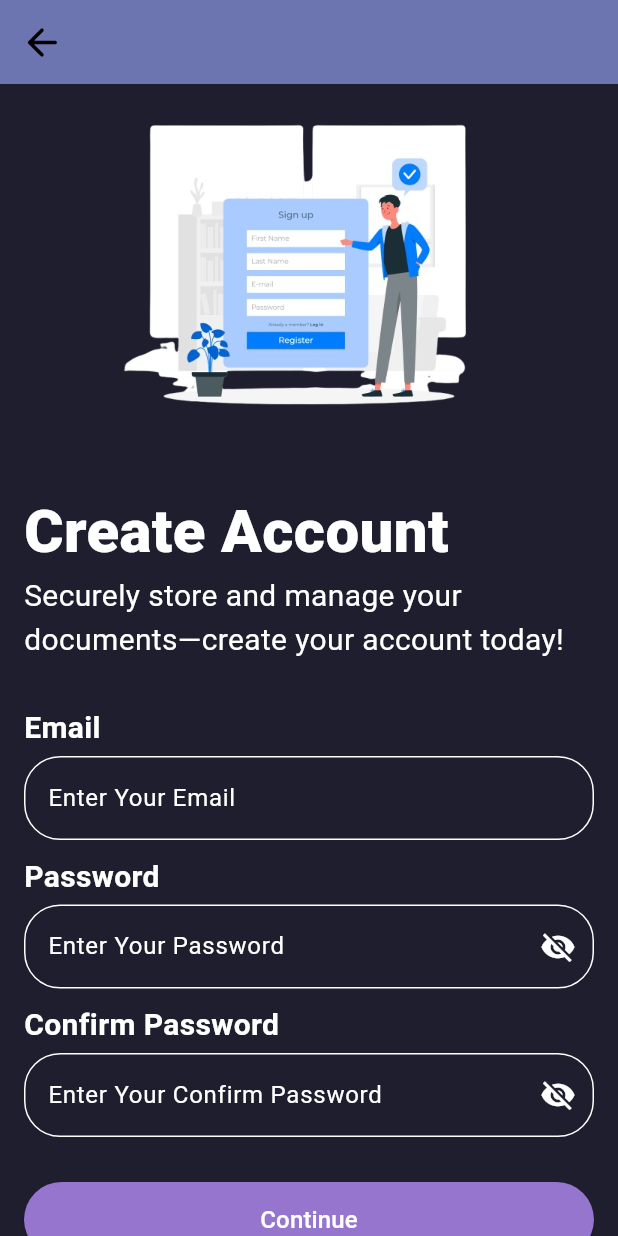
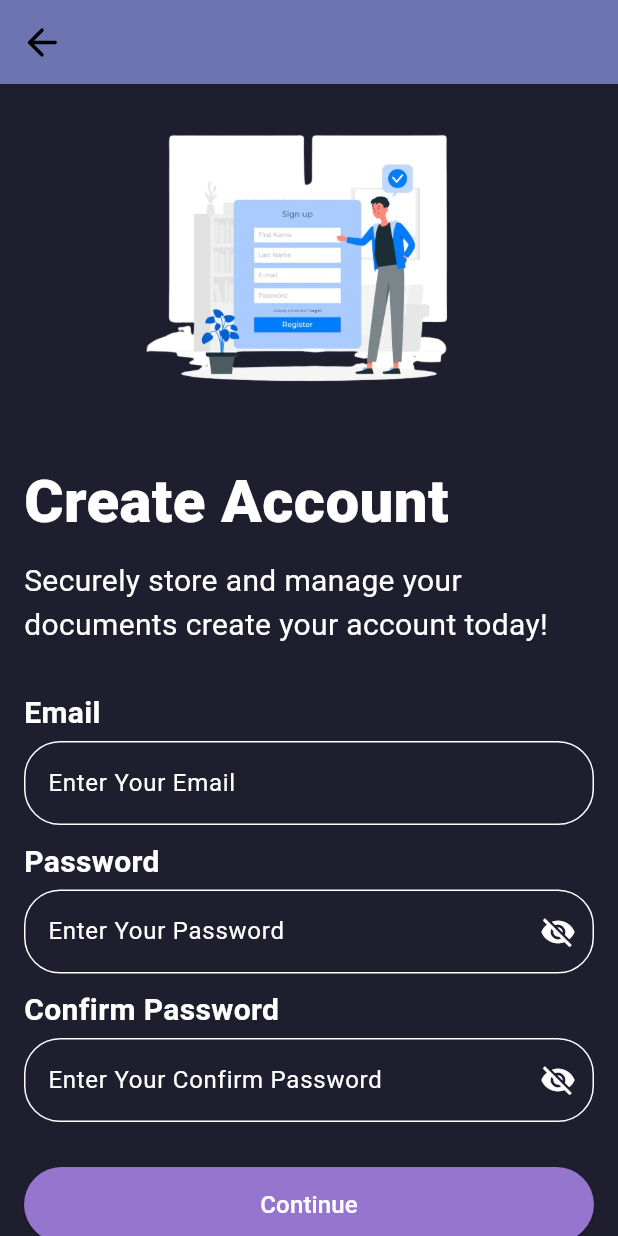
Before and after one commit to NisargKaneriya/Digidocs, a Flutter app: the SignupScreen screen opened directly, on a phone screen of 412 x 824 dp. Run offline on Flutter 3.47's test engine with Material 3 defaults, Android fonts, the phone set to English and light mode, and no system bars; our stand-ins replace camera, firebase_auth, firebase_core, get, image_picker; accounts and stored records are empty.

Commit message:
Your commit message here

```diff
--- a/lib/global.dart
+++ b/lib/global.dart
@@ -2,12 +2,14 @@ import 'package:digidocs/screens/camerascreens/imagepreviewscreen.dart';
 import 'package:flutter/material.dart';
 import 'package:image_picker/image_picker.dart';
 import 'dart:io';
+ // Import the new screen
 
 Future<void> pickImageFromCamera(BuildContext context) async {
   final ImagePicker picker = ImagePicker();
   final XFile? pickedFile = await picker.pickImage(source: ImageSource.camera);
 
   if (pickedFile != null) {
+    // Navigate to Image Preview Screen and pass the image path
     Navigator.push(
       context,
       MaterialPageRoute(
--- a/lib/main.dart
+++ b/lib/main.dart
@@ -1,3 +1,4 @@
+import 'package:digidocs/firebase_options.dart';
 import 'package:digidocs/screens/Signup.dart';
 import 'package:digidocs/screens/camerascreens/imagepreviewscreen.dart';
 import 'package:digidocs/screens/camerascreens/maincamerascreen.dart';
@@ -13,7 +14,7 @@ import 'package:flutter/material.dart';
 import 'package:get/get.dart';
 void main() async{
   WidgetsFlutterBinding.ensureInitialized();
-  await Firebase.initializeApp();
+  await Firebase.initializeApp(options: DefaultFirebaseOptions.currentPlatform);
   runApp(const MyApp());
 }
 
@@ -45,7 +46,7 @@ class MyApp extends StatelessWidget {
           colorScheme: ColorScheme.fromSeed(seedColor: Colors.deepPurple),
           useMaterial3: true,
         ),
-        home: Addharcard()
+        home: SplashScreen()
       // const MyHomePage(title: 'Flutter Demo Home Page'),
     );
   }
--- a/lib/screens/Signup.dart
+++ b/lib/screens/Signup.dart
@@ -46,7 +46,8 @@ class _SignupScreenState extends State<SignupScreen> {
           body: Center(
             child: SingleChildScrollView(
               padding: EdgeInsets.symmetric(
-                horizontal: screenWidth < 600 ? 16.0 : screenWidth * 0.2,
+                horizontal: screenWidth < 600 ? 16.0 : screenWidth * 0.15,
+                vertical: screenWidth < 600 ? 10.0 : 20.0,
               ),
               child: Form(
                 key: _formKey,
@@ -54,13 +55,30 @@ class _SignupScreenState extends State<SignupScreen> {
                   crossAxisAlignment: CrossAxisAlignment.start,
                   children: [
                     Center(
-                      child: Image.asset("assets/images/singup.png", height: 250, width: screenWidth * 0.8),
+                      child: Image.asset(
+                        "assets/images/singup.png",
+                        height: screenWidth < 400 ? 115 : 220,
+                        width: screenWidth * 0.8,
+                      ),
                     ),
                     SizedBox(height: 20),
-                    Text('Create Account',
-                        style: TextStyle(fontWeight: FontWeight.w900, fontSize: 40.0, color: Colors.white)),
-                    Text('Securely store and manage your documents—create your account today!',
-                        style: TextStyle(fontSize: 20, fontWeight: FontWeight.w400, color: Colors.white)),
+                    Text(
+                      'Create Account',
+                      style: TextStyle(
+                        fontWeight: FontWeight.w900,
+                        fontSize: screenWidth < 400 ? 32.0 : 40.0,
+                        color: Colors.white,
+                      ),
+                    ),
+                    SizedBox(height: 10),
+                    Text(
+                      'Securely store and manage your documents create your account today!',
+                      style: TextStyle(
+                        fontSize: screenWidth < 400 ? 16 : 20,
+                        fontWeight: FontWeight.w400,
+                        color: Colors.white,
+                      ),
+                    ),
                     SizedBox(height: 30),
                     buildInputField("Email", email, "Enter Your Email", false),
                     SizedBox(height: 10),
@@ -113,7 +131,7 @@ class _SignupScreenState extends State<SignupScreen> {
         SizedBox(height: 4.0),
         TextFormField(
           controller: controller,
-          obscureText: obscure && isPassword,
+          obscureText: isPassword ? obscure : false,
           style: TextStyle(color: Colors.white),
           decoration: InputDecoration(
             labelText: hint,
--- a/pubspec.yaml
+++ b/pubspec.yaml
@@ -38,6 +38,7 @@ dependencies:
   cupertino_icons: ^1.0.8
   firebase_core: ^3.10.0
   firebase_auth: ^5.4.1
+  firebase_storage: ^12.4.3
   get: ^4.6.6
   image_picker: ^1.1.2
   camera: ^0.11.1
```
Also changed, not shown: lib/screens/camerascreens/imagepreviewscreen.dart (+56 -5 lines), firebase.json (added), lib/firebase_options.dart (added), pubspec.lock, 6 other files.
